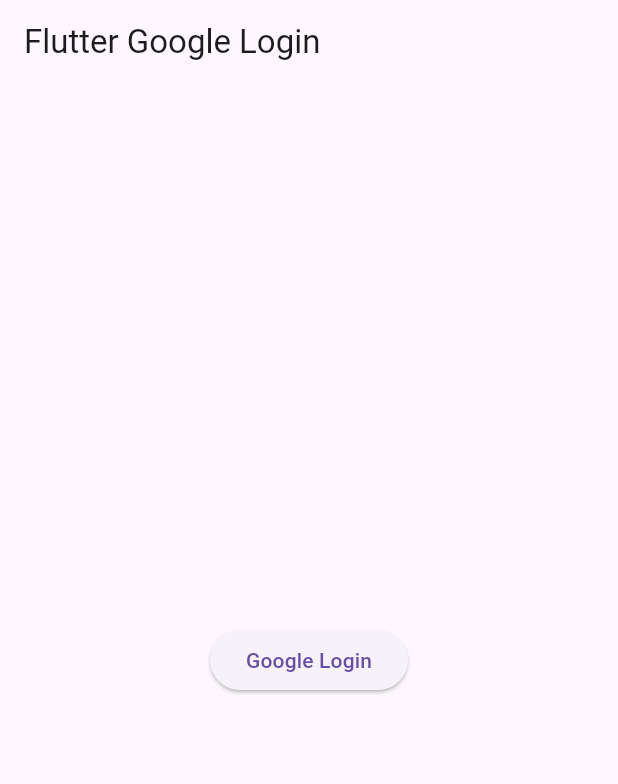
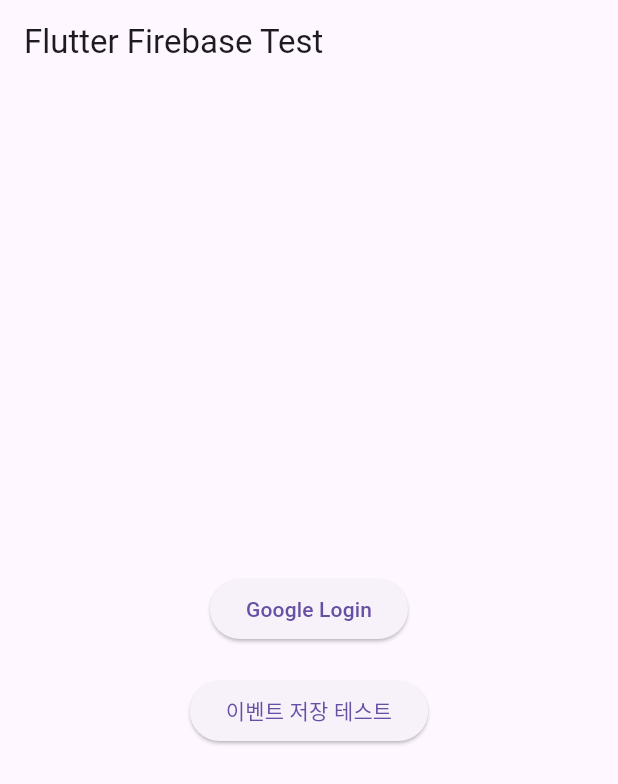
Before and after one commit to 202413059-cloud/calendar-term-project, a Flutter app: the screen it shows after launch, on a phone screen of 412 x 824 dp. Shown: the top 784 px of the screen. Run offline on Flutter 3.47's test engine with Material 3 defaults, Android fonts, the phone set to English and light mode, and no system bars; our stand-ins replace cloud_firestore, firebase_auth, firebase_core; accounts and stored records are empty; generated files the repository leaves out were written again.

Commit message:
Update main.dart

```diff
--- a/mobile/lib/main.dart
+++ b/mobile/lib/main.dart
@@ -1,6 +1,7 @@
 import 'package:flutter/material.dart';
 import 'package:firebase_core/firebase_core.dart';
 import 'package:firebase_auth/firebase_auth.dart';
+import 'package:cloud_firestore/cloud_firestore.dart';
 import 'firebase_options.dart';
 
 void main() async {
@@ -35,14 +36,46 @@
     print(user?.uid);
   }
 
+  Future<void> addTestEvent() async {
+    final user = FirebaseAuth.instance.currentUser;
+    if (user == null) {
+      print('로그인 필요');
+      return;
+    }
+
+    await FirebaseFirestore.instance
+        .collection('users')
+        .doc(user.uid)
+        .collection('events')
+        .add({
+      'title': '테스트 일정',
+      'date': '2025-12-26',
+      'startTime': '10:00',
+      'endTime': '11:00',
+      'createdAt': Timestamp.now(),
+    });
+
+    print('이벤트 저장 완료');
+  }
+
   @override
   Widget build(BuildContext context) {
     return Scaffold(
-      appBar: AppBar(title: const Text("Flutter Google Login")),
+      appBar: AppBar(title: const Text("Flutter Firebase Test")),
       body: Center(
-        child: ElevatedButton(
-          onPressed: signInWithGoogle,
-          child: const Text("Google Login"),
+        child: Column(
+          mainAxisAlignment: MainAxisAlignment.center,
+          children: [
+            ElevatedButton(
+              onPressed: signInWithGoogle,
+              child: const Text("Google Login"),
+            ),
+            const SizedBox(height: 20),
+            ElevatedButton(
+              onPressed: addTestEvent,
+              child: const Text("이벤트 저장 테스트"),
+            ),
+          ],
         ),
       ),
     );
```
